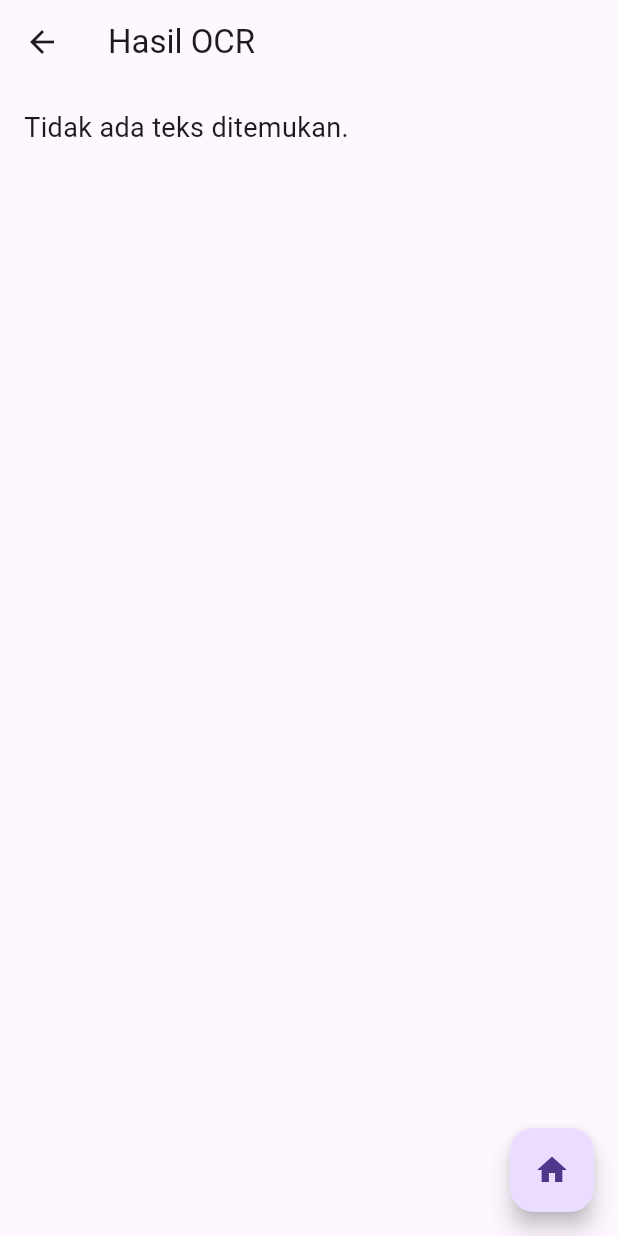
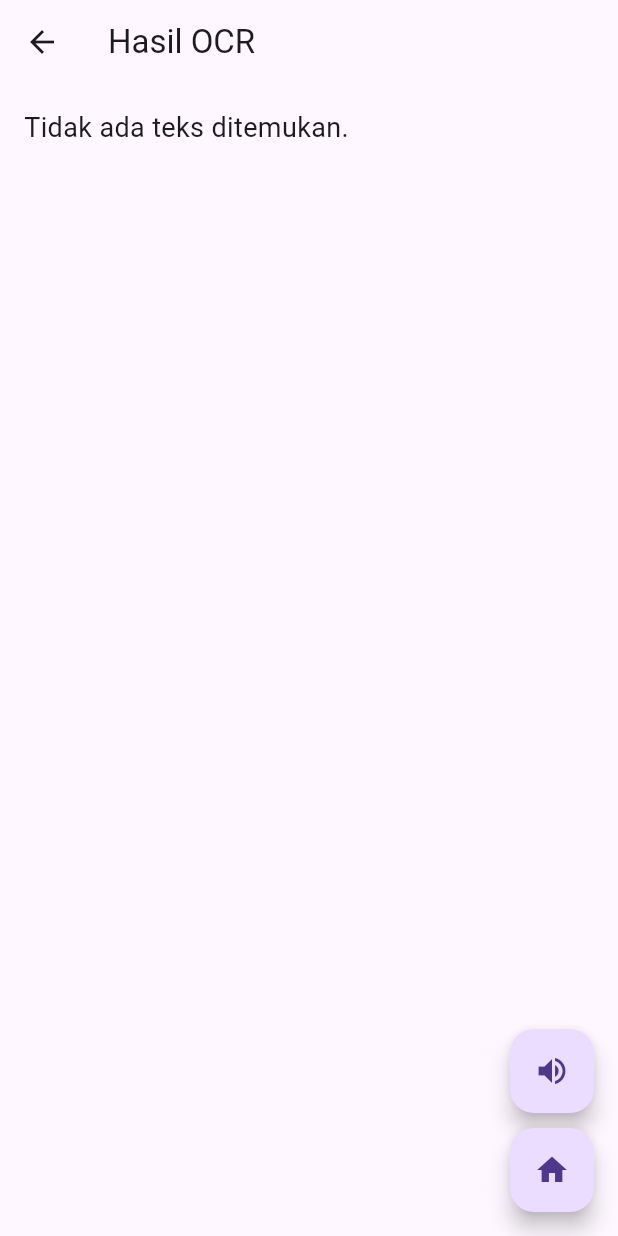
Before and after one commit to bagaskara04/ocr_sederhana, a Flutter app: the ResultScreen screen opened directly with empty values, on a phone screen of 412 x 824 dp. Run offline on Flutter 3.47's test engine with Material 3 defaults, Android fonts, the phone set to English and light mode, and no system bars; our stand-ins replace camera, flutter_tts; missing offline and left inert: google_mlkit_text_recognition.

```diff
--- a/lib/screens/result_screen.dart
+++ b/lib/screens/result_screen.dart
@@ -1,10 +1,47 @@
 import 'package:flutter/material.dart';
+import 'package:flutter_tts/flutter_tts.dart';
 import 'package:ocr_sederhana/screens/home_screen.dart';
 
-class ResultScreen extends StatelessWidget {
+class ResultScreen extends StatefulWidget {
   final String ocrText;
 
   const ResultScreen({super.key, required this.ocrText});
+
+  @override
+  State<ResultScreen> createState() => _ResultScreenState();
+}
+
+class _ResultScreenState extends State<ResultScreen> {
+  late FlutterTts flutterTts;
+
+  @override
+  void initState() {
+    super.initState();
+    flutterTts = FlutterTts();
+    _initTts();
+  }
+
+  Future<void> _initTts() async {
+    await flutterTts.setLanguage('id-ID');
+    await flutterTts.setSpeechRate(0.5);
+    await flutterTts.setVolume(1.0);
+    await flutterTts.setPitch(1.0);
+    await flutterTts.awaitSpeakCompletion(true);
+  }
+
+  @override
+  void dispose() {
+    flutterTts.stop();
+    super.dispose();
+  }
+
+  Future<void> _speak() async {
+    if (widget.ocrText.isNotEmpty) {
+      await flutterTts.speak(widget.ocrText);
+    } else {
+      await flutterTts.speak('Tidak ada teks untuk dibacakan.');
+    }
+  }
 
   @override
   Widget build(BuildContext context) {
@@ -14,12 +51,24 @@ class ResultScreen extends StatelessWidget {
         padding: const EdgeInsets.all(16.0),
         child: SingleChildScrollView(
           child: SelectableText(
-            ocrText.isEmpty ? 'Tidak ada teks ditemukan.' : ocrText,
+            widget.ocrText.isEmpty
+                ? 'Tidak ada teks ditemukan.'
+                : widget.ocrText,
             style: const TextStyle(fontSize: 18),
           ),
         ),
       ),
-      floatingActionButton: FloatingActionButton(
+      floatingActionButton: Column(
+        mainAxisAlignment: MainAxisAlignment.end,
+        children: [
+          FloatingActionButton(
+            heroTag: 'speak',
+            onPressed: _speak,
+            child: const Icon(Icons.volume_up),
+          ),
+          const SizedBox(height: 10),
+          FloatingActionButton(
+            heroTag: 'home',
             onPressed: () {
               Navigator.pushAndRemoveUntil(
                 context,
@@ -29,6 +78,8 @@ class ResultScreen extends StatelessWidget {
             },
             child: const Icon(Icons.home),
           ),
+        ],
+      ),
     );
   }
 }
--- a/pubspec.yaml
+++ b/pubspec.yaml
@@ -34,6 +34,7 @@ dependencies:
   camera: ^0.11.0
   path_provider: ^2.1.2
   path: ^1.8.3
+  flutter_tts: ^3.8.3
 
 
   # The following adds the Cupertino Icons font to your application.
```
Lines whose indentation alone changed are shown as unchanged.
